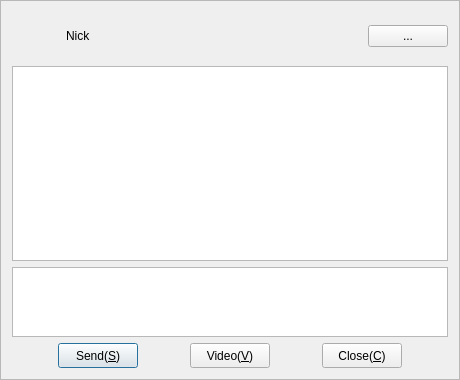
Above: Widgets/FrmMessage/FrmMessage.ui from KangLin/RabbitIm before the change. Below: the same form after it.
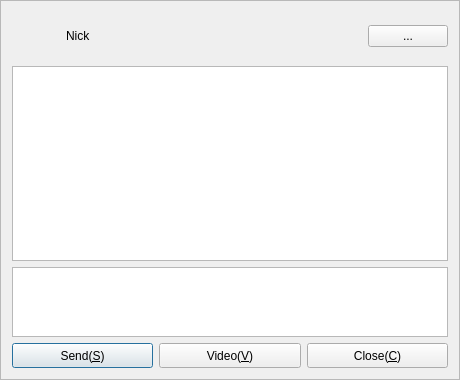
That is the form after the change. Icons and pictures are not drawn. Custom widgets are drawn as their Qt base class.

What changed in the file:
```diff
--- a/Widgets/FrmMessage/FrmMessage.ui
+++ b/Widgets/FrmMessage/FrmMessage.ui
@@ -157,7 +157,7 @@
      <item>
       <widget class="QPushButton" name="pbSend">
        <property name="sizePolicy">
-        <sizepolicy hsizetype="Fixed" vsizetype="Fixed">
+        <sizepolicy hsizetype="Preferred" vsizetype="Preferred">
          <horstretch>0</horstretch>
          <verstretch>0</verstretch>
         </sizepolicy>
@@ -189,7 +189,7 @@
      <item>
       <widget class="QPushButton" name="pbVideo">
        <property name="sizePolicy">
-        <sizepolicy hsizetype="Fixed" vsizetype="Fixed">
+        <sizepolicy hsizetype="Preferred" vsizetype="Preferred">
          <horstretch>0</horstretch>
          <verstretch>0</verstretch>
         </sizepolicy>
@@ -218,7 +218,7 @@
      <item>
       <widget class="QPushButton" name="pbBack">
        <property name="sizePolicy">
-        <sizepolicy hsizetype="Fixed" vsizetype="Fixed">
+        <sizepolicy hsizetype="Preferred" vsizetype="Preferred">
          <horstretch>0</horstretch>
          <verstretch>0</verstretch>
         </sizepolicy>
```
